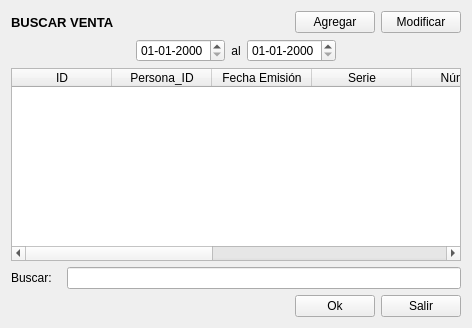
This is Venta/ventabuscar.ui in radtek/manager as Qt 5 draws it before an edit. The edited form follows.
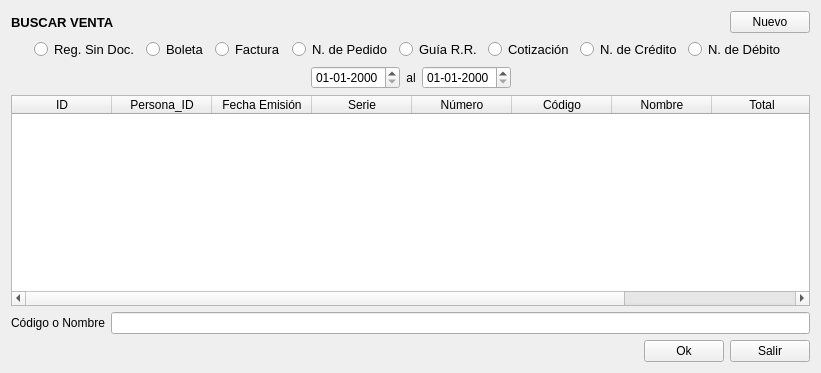
This is the edited form. Icons and pictures are not drawn.

The edit to the form file:
```diff
--- a/Venta/ventabuscar.ui
+++ b/Venta/ventabuscar.ui
@@ -6,8 +6,8 @@
    <rect>
     <x>0</x>
     <y>0</y>
-    <width>468</width>
-    <height>328</height>
+    <width>821</width>
+    <height>373</height>
    </rect>
   </property>
   <property name="windowTitle">
@@ -46,17 +46,146 @@
      <item>
       <widget class="QPushButton" name="pushButton_agregar">
        <property name="text">
-        <string>Agregar</string>
+        <string>Nuevo</string>
        </property>
+       <property name="icon">
+        <iconset resource="../ManagerSystem/Iconos.qrc">
+         <normaloff>:/new/Iconos/Black_New-Page.png</normaloff>:/new/Iconos/Black_New-Page.png</iconset>
+       </property>
+       <property name="iconSize">
+        <size>
+         <width>32</width>
+         <height>32</height>
+        </size>
+       </property>
       </widget>
      </item>
+    </layout>
+   </item>
+   <item>
+    <layout class="QHBoxLayout" name="horizontalLayout_5">
      <item>
-      <widget class="QPushButton" name="pushButton_modificar">
+      <spacer name="horizontalSpacer_7">
+       <property name="orientation">
+        <enum>Qt::Horizontal</enum>
+       </property>
+       <property name="sizeHint" stdset="0">
+        <size>
+         <width>40</width>
+         <height>20</height>
+        </size>
+       </property>
+      </spacer>
+     </item>
+     <item>
+      <widget class="QRadioButton" name="radioButton_reg_sin_doc">
+       <property name="font">
+        <font>
+         <pointsize>10</pointsize>
+        </font>
+       </property>
        <property name="text">
-        <string>Modificar</string>
+        <string>Reg. Sin Doc.</string>
        </property>
       </widget>
      </item>
+     <item>
+      <widget class="QRadioButton" name="radioButton_boleta">
+       <property name="font">
+        <font>
+         <pointsize>10</pointsize>
+        </font>
+       </property>
+       <property name="text">
+        <string>Boleta</string>
+       </property>
+      </widget>
+     </item>
+     <item>
+      <widget class="QRadioButton" name="radioButton_factura">
+       <property name="font">
+        <font>
+         <pointsize>10</pointsize>
+        </font>
+       </property>
+       <property name="text">
+        <string>Factura</string>
+       </property>
+      </widget>
+     </item>
+     <item>
+      <widget class="QRadioButton" name="radioButton_nota_pedido">
+       <property name="font">
+        <font>
+         <pointsize>10</pointsize>
+        </font>
+       </property>
+       <property name="text">
+        <string>N. de Pedido</string>
+       </property>
+      </widget>
+     </item>
+     <item>
+      <widget class="QRadioButton" name="radioButton_guia">
+       <property name="font">
+        <font>
+         <pointsize>10</pointsize>
+        </font>
+       </property>
+       <property name="text">
+        <string>Guía R.R.</string>
+       </property>
+      </widget>
+     </item>
+     <item>
+      <widget class="QRadioButton" name="radioButton_cotizacion">
+       <property name="font">
+        <font>
+         <pointsize>10</pointsize>
+        </font>
+       </property>
+       <property name="text">
+        <string>Cotización</string>
+       </property>
+      </widget>
+     </item>
+     <item>
+      <widget class="QRadioButton" name="radioButton_nota_credito">
+       <property name="font">
+        <font>
+         <pointsize>10</pointsize>
+        </font>
+       </property>
+       <property name="text">
+        <string>N. de Crédito</string>
+       </property>
+      </widget>
+     </item>
+     <item>
+      <widget class="QRadioButton" name="radioButton_nota_debito">
+       <property name="font">
+        <font>
+         <pointsize>10</pointsize>
+        </font>
+       </property>
+       <property name="text">
+        <string>N. de Débito</string>
+       </property>
+      </widget>
+     </item>
+     <item>
+      <spacer name="horizontalSpacer_6">
+       <property name="orientation">
+        <enum>Qt::Horizontal</enum>
+       </property>
+       <property name="sizeHint" stdset="0">
+        <size>
+         <width>40</width>
+         <height>20</height>
+        </size>
+       </property>
+      </spacer>
+     </item>
     </layout>
    </item>
    <item>
@@ -174,18 +303,18 @@
       <widget class="QLabel" name="label_nombre">
        <property name="minimumSize">
         <size>
-         <width>50</width>
+         <width>0</width>
          <height>0</height>
         </size>
        </property>
        <property name="maximumSize">
         <size>
-         <width>50</width>
+         <width>16777215</width>
          <height>16777215</height>
         </size>
        </property>
        <property name="text">
-        <string>Buscar:</string>
+        <string>Código o Nombre</string>
        </property>
       </widget>
      </item>
```
Left out of the diff: 5 changed lines with no effect on the pictures.
